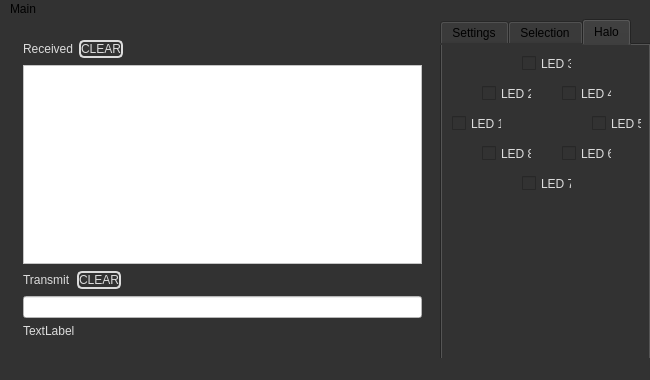
Qt form QtTerm_v2/qtterm_v2.ui (Barcley1990/QtTerminal) before a commit.
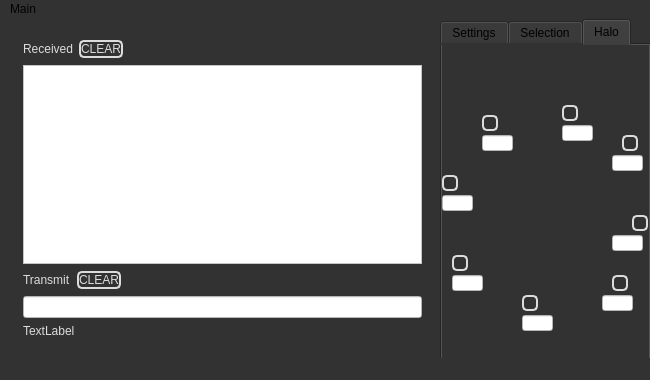
The same form after that commit. The open tabs and pages were chosen to show the change. Icons and pictures are not drawn.

Patch:
```diff
--- a/QtTerm_v2/qtterm_v2.ui
+++ b/QtTerm_v2/qtterm_v2.ui
@@ -111,6 +111,12 @@
       <height>341</height>
      </rect>
     </property>
+    <property name="minimumSize">
+     <size>
+      <width>16</width>
+      <height>16</height>
+     </size>
+    </property>
     <property name="currentIndex">
      <number>0</number>
     </property>
@@ -541,113 +547,438 @@
      <attribute name="title">
       <string>Halo</string>
      </attribute>
-     <widget class="QCheckBox" name="cb_led1_3">
+     <widget class="QLabel" name="pic_Ringlicht">
+      <property name="geometry">
+       <rect>
+        <x>0</x>
+        <y>60</y>
+        <width>211</width>
+        <height>201</height>
+       </rect>
+      </property>
+      <property name="inputMethodHints">
+       <set>Qt::ImhNone</set>
+      </property>
+      <property name="frameShadow">
+       <enum>QFrame::Plain</enum>
+      </property>
+      <property name="text">
+       <string/>
+      </property>
+      <property name="pixmap">
+       <pixmap>../../../../../Pictures/ring.png</pixmap>
+      </property>
+      <property name="scaledContents">
+       <bool>true</bool>
+      </property>
+     </widget>
+     <widget class="QPushButton" name="but_LED_1">
+      <property name="enabled">
+       <bool>true</bool>
+      </property>
+      <property name="geometry">
+       <rect>
+        <x>120</x>
+        <y>60</y>
+        <width>16</width>
+        <height>16</height>
+       </rect>
+      </property>
+      <property name="sizePolicy">
+       <sizepolicy hsizetype="Fixed" vsizetype="Fixed">
+        <horstretch>0</horstretch>
+        <verstretch>0</verstretch>
+       </sizepolicy>
+      </property>
+      <property name="minimumSize">
+       <size>
+        <width>16</width>
+        <height>16</height>
+       </size>
+      </property>
+      <property name="maximumSize">
+       <size>
+        <width>16</width>
+        <height>16</height>
+       </size>
+      </property>
+      <property name="text">
+       <string/>
+      </property>
+      <property name="icon">
+       <iconset>
+        <normaloff>../../../../../Pictures/off.png</normaloff>
+        <normalon>../../../../../Pictures/on.png</normalon>../../../../../Pictures/off.png</iconset>
+      </property>
+      <property name="checkable">
+       <bool>true</bool>
+      </property>
+      <property name="autoRepeat">
+       <bool>false</bool>
+      </property>
+      <property name="autoExclusive">
+       <bool>false</bool>
+      </property>
+     </widget>
+     <widget class="QPushButton" name="but_LED_2">
+      <property name="enabled">
+       <bool>true</bool>
+      </property>
+      <property name="geometry">
+       <rect>
+        <x>180</x>
+        <y>90</y>
+        <width>16</width>
+        <height>16</height>
+       </rect>
+      </property>
+      <property name="sizePolicy">
+       <sizepolicy hsizetype="Fixed" vsizetype="Fixed">
+        <horstretch>0</horstretch>
+        <verstretch>0</verstretch>
+       </sizepolicy>
+      </property>
+      <property name="minimumSize">
+       <size>
+        <width>16</width>
+        <height>16</height>
+       </size>
+      </property>
+      <property name="maximumSize">
+       <size>
+        <width>16</width>
+        <height>16</height>
+       </size>
+      </property>
+      <property name="text">
+       <string/>
+      </property>
+      <property name="icon">
+       <iconset>
+        <normaloff>../../../../../Pictures/off.png</normaloff>
+        <normalon>../../../../../Pictures/on.png</normalon>../../../../../Pictures/off.png</iconset>
+      </property>
+      <property name="checkable">
+       <bool>true</bool>
+      </property>
+     </widget>
+     <widget class="QPushButton" name="but_LED_3">
+      <property name="geometry">
+       <rect>
+        <x>190</x>
+        <y>170</y>
+        <width>16</width>
+        <height>16</height>
+       </rect>
+      </property>
+      <property name="sizePolicy">
+       <sizepolicy hsizetype="Fixed" vsizetype="Fixed">
+        <horstretch>0</horstretch>
+        <verstretch>0</verstretch>
+       </sizepolicy>
+      </property>
+      <property name="minimumSize">
+       <size>
+        <width>16</width>
+        <height>16</height>
+       </size>
+      </property>
+      <property name="maximumSize">
+       <size>
+        <width>16</width>
+        <height>16</height>
+       </size>
+      </property>
+      <property name="text">
+       <string/>
+      </property>
+      <property name="icon">
+       <iconset>
+        <normaloff>../../../../../Pictures/off.png</normaloff>
+        <normalon>../../../../../Pictures/on.png</normalon>../../../../../Pictures/off.png</iconset>
+      </property>
+      <property name="checkable">
+       <bool>true</bool>
+      </property>
+     </widget>
+     <widget class="QPushButton" name="but_LED_4">
+      <property name="geometry">
+       <rect>
+        <x>170</x>
+        <y>230</y>
+        <width>16</width>
+        <height>16</height>
+       </rect>
+      </property>
+      <property name="sizePolicy">
+       <sizepolicy hsizetype="Fixed" vsizetype="Fixed">
+        <horstretch>0</horstretch>
+        <verstretch>0</verstretch>
+       </sizepolicy>
+      </property>
+      <property name="minimumSize">
+       <size>
+        <width>16</width>
+        <height>16</height>
+       </size>
+      </property>
+      <property name="maximumSize">
+       <size>
+        <width>16</width>
+        <height>16</height>
+       </size>
+      </property>
+      <property name="text">
+       <string/>
+      </property>
+      <property name="icon">
+       <iconset>
+        <normaloff>../../../../../Pictures/off.png</normaloff>
+        <normalon>../../../../../Pictures/on.png</normalon>../../../../../Pictures/off.png</iconset>
+      </property>
+      <property name="checkable">
+       <bool>true</bool>
+      </property>
+     </widget>
+     <widget class="QPushButton" name="but_LED_5">
+      <property name="geometry">
+       <rect>
+        <x>80</x>
+        <y>250</y>
+        <width>16</width>
+        <height>16</height>
+       </rect>
+      </property>
+      <property name="sizePolicy">
+       <sizepolicy hsizetype="Fixed" vsizetype="Fixed">
+        <horstretch>0</horstretch>
+        <verstretch>0</verstretch>
+       </sizepolicy>
+      </property>
+      <property name="minimumSize">
+       <size>
+        <width>16</width>
+        <height>16</height>
+       </size>
+      </property>
+      <property name="maximumSize">
+       <size>
+        <width>16</width>
+        <height>16</height>
+       </size>
+      </property>
+      <property name="text">
+       <string/>
+      </property>
+      <property name="icon">
+       <iconset>
+        <normaloff>../../../../../Pictures/off.png</normaloff>
+        <normalon>../../../../../Pictures/on.png</normalon>../../../../../Pictures/off.png</iconset>
+      </property>
+      <property name="checkable">
+       <bool>true</bool>
+      </property>
+     </widget>
+     <widget class="QPushButton" name="but_LED_6">
       <property name="geometry">
        <rect>
         <x>10</x>
-        <y>70</y>
-        <width>50</width>
-        <height>17</height>
+        <y>210</y>
+        <width>16</width>
+        <height>16</height>
        </rect>
       </property>
-      <property name="text">
-       <string>LED 1</string>
+      <property name="sizePolicy">
+       <sizepolicy hsizetype="Fixed" vsizetype="Fixed">
+        <horstretch>0</horstretch>
+        <verstretch>0</verstretch>
+       </sizepolicy>
       </property>
-     </widget>
-     <widget class="QCheckBox" name="cb_led3_3">
-      <property name="geometry">
-       <rect>
-        <x>80</x>
-        <y>10</y>
-        <width>50</width>
-        <height>17</height>
-       </rect>
+      <property name="minimumSize">
+       <size>
+        <width>16</width>
+        <height>16</height>
+       </size>
       </property>
-      <property name="text">
-       <string>LED 3</string>
+      <property name="maximumSize">
+       <size>
+        <width>16</width>
+        <height>16</height>
+       </size>
       </property>
-     </widget>
-     <widget class="QCheckBox" name="cb_led4_3">
-      <property name="geometry">
-       <rect>
-        <x>120</x>
-        <y>40</y>
-        <width>50</width>
-        <height>17</height>
-       </rect>
-      </property>
       <property name="text">
-       <string>LED 4</string>
+       <string/>
       </property>
-     </widget>
-     <widget class="QCheckBox" name="cb_led2_3">
-      <property name="geometry">
-       <rect>
-        <x>40</x>
-        <y>40</y>
-        <width>50</width>
-        <height>17</height>
-       </rect>
+      <property name="icon">
+       <iconset>
+        <normaloff>../../../../../Pictures/off.png</normaloff>
+        <normalon>../../../../../Pictures/on.png</normalon>../../../../../Pictures/off.png</iconset>
       </property>
-      <property name="text">
-       <string>LED 2</string>
+      <property name="checkable">
+       <bool>true</bool>
       </property>
      </widget>
-     <widget class="QCheckBox" name="cb_led5_3">
+     <widget class="QPushButton" name="but_LED_7">
       <property name="geometry">
        <rect>
-        <x>150</x>
-        <y>70</y>
-        <width>50</width>
-        <height>17</height>
-       </rect>
-      </property>
-      <property name="text">
-       <string>LED 5</string>
-      </property>
-     </widget>
-     <widget class="QCheckBox" name="cb_led6_3">
-      <property name="geometry">
-       <rect>
-        <x>120</x>
-        <y>100</y>
-        <width>50</width>
-        <height>17</height>
-       </rect>
-      </property>
-      <property name="text">
-       <string>LED 6</string>
-      </property>
-     </widget>
-     <widget class="QCheckBox" name="cb_led7_3">
-      <property name="geometry">
-       <rect>
-        <x>80</x>
+        <x>0</x>
         <y>130</y>
-        <width>50</width>
-        <height>17</height>
+        <width>16</width>
+        <height>16</height>
        </rect>
       </property>
+      <property name="sizePolicy">
+       <sizepolicy hsizetype="Fixed" vsizetype="Fixed">
+        <horstretch>0</horstretch>
+        <verstretch>0</verstretch>
+       </sizepolicy>
+      </property>
+      <property name="minimumSize">
+       <size>
+        <width>16</width>
+        <height>16</height>
+       </size>
+      </property>
+      <property name="maximumSize">
+       <size>
+        <width>16</width>
+        <height>16</height>
+       </size>
+      </property>
       <property name="text">
-       <string>LED 7</string>
+       <string/>
       </property>
+      <property name="icon">
+       <iconset>
+        <normaloff>../../../../../Pictures/off.png</normaloff>
+        <normalon>../../../../../Pictures/on.png</normalon>../../../../../Pictures/off.png</iconset>
+      </property>
+      <property name="checkable">
+       <bool>true</bool>
+      </property>
      </widget>
-     <widget class="QCheckBox" name="cb_led8_3">
+     <widget class="QPushButton" name="but_LED_8">
       <property name="geometry">
        <rect>
         <x>40</x>
-        <y>100</y>
-        <width>50</width>
-        <height>17</height>
+        <y>70</y>
+        <width>16</width>
+        <height>16</height>
        </rect>
       </property>
+      <property name="sizePolicy">
+       <sizepolicy hsizetype="Fixed" vsizetype="Fixed">
+        <horstretch>0</horstretch>
+        <verstretch>0</verstretch>
+       </sizepolicy>
+      </property>
+      <property name="minimumSize">
+       <size>
+        <width>16</width>
+        <height>16</height>
+       </size>
+      </property>
+      <property name="maximumSize">
+       <size>
+        <width>16</width>
+        <height>16</height>
+       </size>
+      </property>
       <property name="text">
-       <string>LED 8</string>
+       <string/>
+      </property>
+      <property name="icon">
+       <iconset>
+        <normaloff>../../../../../Pictures/off.png</normaloff>
+        <normalon>../../../../../Pictures/on.png</normalon>../../../../../Pictures/off.png</iconset>
+      </property>
+      <property name="checkable">
+       <bool>true</bool>
+      </property>
+     </widget>
+     <widget class="QLineEdit" name="line_LED_1">
+      <property name="geometry">
+       <rect>
+        <x>120</x>
+        <y>80</y>
+        <width>31</width>
+        <height>16</height>
+       </rect>
+      </property>
+     </widget>
+     <widget class="QLineEdit" name="line_LED_2">
+      <property name="geometry">
+       <rect>
+        <x>170</x>
+        <y>110</y>
+        <width>31</width>
+        <height>16</height>
+       </rect>
+      </property>
+     </widget>
+     <widget class="QLineEdit" name="line_LED_3">
+      <property name="geometry">
+       <rect>
+        <x>170</x>
+        <y>190</y>
+        <width>31</width>
+        <height>16</height>
+       </rect>
+      </property>
+     </widget>
+     <widget class="QLineEdit" name="line_LED_4">
+      <property name="geometry">
+       <rect>
+        <x>160</x>
+        <y>250</y>
+        <width>31</width>
+        <height>16</height>
+       </rect>
+      </property>
+     </widget>
+     <widget class="QLineEdit" name="line_LED_5">
+      <property name="geometry">
+       <rect>
+        <x>80</x>
+        <y>270</y>
+        <width>31</width>
+        <height>16</height>
+       </rect>
+      </property>
+     </widget>
+     <widget class="QLineEdit" name="line_LED_6">
+      <property name="geometry">
+       <rect>
+        <x>10</x>
+        <y>230</y>
+        <width>31</width>
+        <height>16</height>
+       </rect>
+      </property>
+     </widget>
+     <widget class="QLineEdit" name="line_LED_7">
+      <property name="geometry">
+       <rect>
+        <x>0</x>
+        <y>150</y>
+        <width>31</width>
+        <height>16</height>
+       </rect>
+      </property>
+     </widget>
+     <widget class="QLineEdit" name="line_LED_8">
+      <property name="geometry">
+       <rect>
+        <x>40</x>
+        <y>90</y>
+        <width>31</width>
+        <height>16</height>
+       </rect>
       </property>
      </widget>
     </widget>
    </widget>
-   <widget class="QWidget" name="">
+   <widget class="QWidget" name="layoutWidget">
     <property name="geometry">
      <rect>
       <x>12</x>
```
Left out of the diff: 119 changed lines with no effect on the pictures.
